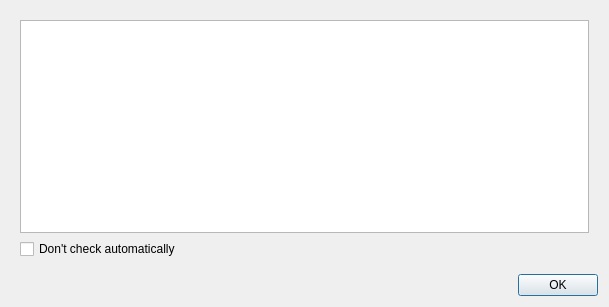
drawpile/Drawpile, file src/desktop/ui/versioncheck.ui: the form before one commit.
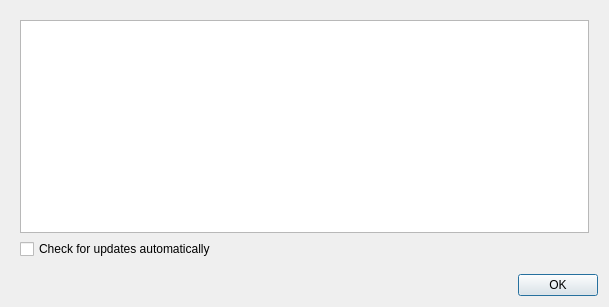
The form after the commit. The open tabs and pages were chosen to show the change. Custom widgets are drawn as their Qt base class.

Commit message: Don’t use negatives in control labels

Diff of the .ui file:
```diff
--- a/src/desktop/ui/versioncheck.ui
+++ b/src/desktop/ui/versioncheck.ui
@@ -51,7 +51,7 @@
        <item>
         <widget class="QCheckBox" name="dontCheck">
          <property name="text">
-          <string>Don't check automatically</string>
+          <string>Check for updates automatically</string>
          </property>
         </widget>
        </item>
```
Left out of the diff: 2 changed lines with no effect on the pictures. The commit also changes 1 other file.
